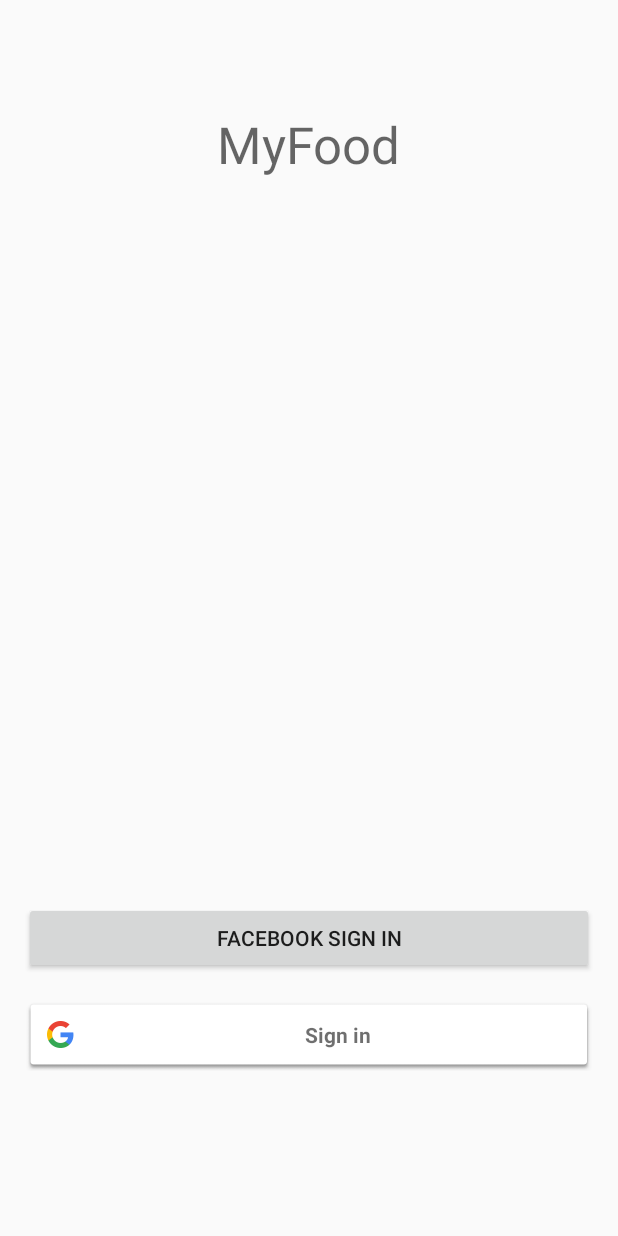
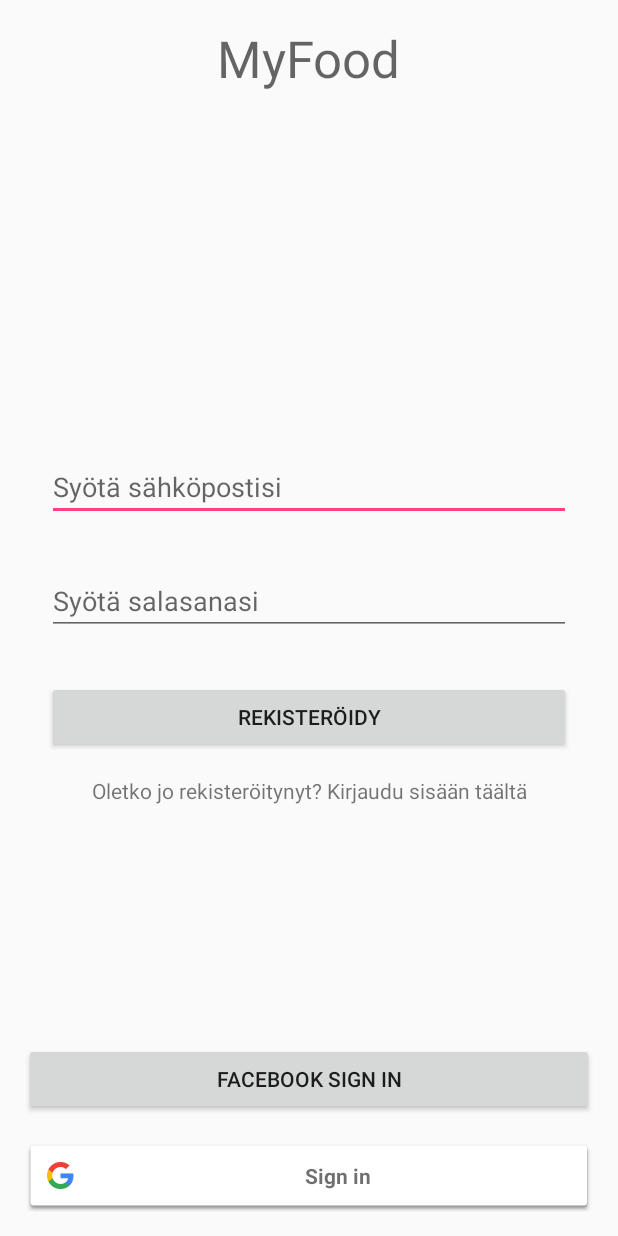
Before and after one commit to jomppe123/MyFood, an Android app: the screen it shows after launch (SignInActivity), after a tap on "Sign in", on a phone screen of 412 x 824 dp. Run offline under Robolectric (Android 15) with nearby library versions, the phone set to English and light mode, and no system bars; our stand-ins replace Firebase (no records; nobody signed in at launch, a user with empty details on screens opened directly).

```diff
--- a/app/build.gradle
+++ b/app/build.gradle
@@ -27,8 +27,9 @@ dependencies {
     })
     compile 'com.android.support:appcompat-v7:25.1.1'
     compile 'com.android.support:design:25.1.1'
-    compile 'com.google.android.gms:play-services-auth:10.2.0'
+    compile 'com.google.android.gms:play-services-auth:9.2.0'
     compile 'com.android.support.constraint:constraint-layout:1.0.0-beta5'
+    compile 'com.google.firebase:firebase-auth:9.2.0'
     testCompile 'junit:junit:4.12'
 }
 
--- a/app/src/main/AndroidManifest.xml
+++ b/app/src/main/AndroidManifest.xml
@@ -1,6 +1,8 @@
 <?xml version="1.0" encoding="utf-8"?>
 <manifest xmlns:android="http://schemas.android.com/apk/res/android"
     package="com.example.jomppe.googlesigninoikee">
+
+    <uses-permission android:name="android.permission.INTERNET" />
 
     <application
         android:allowBackup="true"
--- a/app/src/main/java/com/example/jomppe/googlesigninoikee/SignInActivity.java
+++ b/app/src/main/java/com/example/jomppe/googlesigninoikee/SignInActivity.java
@@ -1,15 +1,20 @@
 package com.example.jomppe.googlesigninoikee;
 
+import android.app.ProgressDialog;
 import android.content.Intent;
 import android.support.annotation.NonNull;
 import android.support.v4.app.FragmentActivity;
 import android.support.v7.app.AppCompatActivity;
 import android.os.Bundle;
+import android.text.TextUtils;
 import android.util.Log;
 import android.view.View;
 import android.widget.Button;
+import android.widget.EditText;
 import android.widget.LinearLayout;
+import android.widget.ProgressBar;
 import android.widget.TextView;
+import android.widget.Toast;
 
 import com.google.android.gms.auth.api.Auth;
 import com.google.android.gms.auth.api.signin.GoogleSignInAccount;
@@ -20,13 +25,28 @@ import com.google.android.gms.common.SignInButton;
 import com.google.android.gms.common.api.GoogleApiClient;
 import com.google.android.gms.common.api.ResultCallback;
 import com.google.android.gms.common.api.Status;
+import com.google.android.gms.tasks.OnCompleteListener;
+import com.google.android.gms.tasks.Task;
+import com.google.firebase.auth.AuthResult;
+import com.google.firebase.auth.GetTokenResult;
+import com.google.firebase.auth.FirebaseAuth;
 
 
-public class SignInActivity extends AppCompatActivity implements View.OnClickListener,GoogleApiClient.OnConnectionFailedListener{
+public class SignInActivity extends AppCompatActivity implements GoogleApiClient.OnConnectionFailedListener{
 
 
     private GoogleApiClient mGoogleApiClient;
     private static final int RC_SIGN_IN = 9001;
+    private Button buttonRegister;
+    private SignInButton googleSignIn;
+    private EditText editTextEmail;
+    private EditText editTextPassword;
+    private TextView textViewSignin;
+
+
+    private ProgressDialog progressDialog;
+
+    private FirebaseAuth firebaseAuth;
 
 
 
@@ -36,7 +56,41 @@ public class SignInActivity extends AppCompatActivity implements View.OnClickLis
         super.onCreate(savedInstanceState);
         setContentView(R.layout.activity_sign_in);
 
-        findViewById(R.id.sign_in_button).setOnClickListener(this);
+        firebaseAuth = FirebaseAuth.getInstance();
+
+        progressDialog = new ProgressDialog(this);
+
+        googleSignIn = (SignInButton)findViewById(R.id.sign_in_button);
+        googleSignIn.setOnClickListener(new View.OnClickListener() {
+            @Override
+            public void onClick(View v) {
+                        signIn();
+            }
+        });
+
+
+        editTextEmail = (EditText)findViewById(R.id.editTextEmail);
+        editTextPassword = (EditText)findViewById(R.id.editTextPassword);
+
+        buttonRegister = (Button) findViewById(R.id.buttonRegister);
+        buttonRegister.setOnClickListener(new View.OnClickListener() {
+            @Override
+            public void onClick(View v) {
+                if (v == buttonRegister){
+                    registerUser();
+                }
+            }
+        });
+
+        textViewSignin = (TextView)findViewById(R.id.textViewSingin);
+        textViewSignin.setOnClickListener(new View.OnClickListener() {
+            @Override
+            public void onClick(View v) {
+                if (v == textViewSignin){
+                    //will open login activity here
+                }
+            }
+        });
 
 
         // Configure sign-in to request the user's ID, email address, and basic
@@ -54,15 +108,43 @@ public class SignInActivity extends AppCompatActivity implements View.OnClickLis
 
     }
 
+    public void registerUser(){
+        String email = editTextEmail.getText().toString().trim();
+        String password = editTextPassword.getText().toString().trim();
 
-    @Override
-    public void onClick(View v) {
-        switch (v.getId()) {
-            case R.id.sign_in_button:
-                signIn();
-                break;
-            // ...
+        if (TextUtils.isEmpty(email)){
+            //Email is empty
+            Toast.makeText(this,"Syötä sähköpostiosoite",Toast.LENGTH_SHORT).show();
+            //Stopping the function execution further
+            return;
         }
+        if (TextUtils.isEmpty(password)){
+            //Password is empty
+            Toast.makeText(this,"Syötä salasana",Toast.LENGTH_SHORT).show();
+            //Stopping the function execution further
+            return;
+        }
+        //if validations is ok
+        //We will first show a progressDialog
+
+        progressDialog.setMessage("Rekisteröidään käyttäjää...");
+        progressDialog.show();
+
+        firebaseAuth.createUserWithEmailAndPassword(email,password)
+                .addOnCompleteListener(this, new OnCompleteListener<AuthResult>() {
+                    @Override
+                    public void onComplete(@NonNull Task<AuthResult> task) {
+                        if (task.isSuccessful()){
+                            //user is succesfully registered and logged in
+                            //we start the profile activity
+                            //right now lets display a toast only
+                            Toast.makeText(SignInActivity.this, "Rekisteröinti onnistui", Toast.LENGTH_SHORT).show();
+                        }else{
+                            Toast.makeText(SignInActivity.this, "Rekisteröinti epäonnistui... Yritä uudelleen!", Toast.LENGTH_SHORT).show();
+                        }
+                    }
+                });
+
     }
     @Override
     public void onConnectionFailed(@NonNull ConnectionResult connectionResult) {
--- a/app/src/main/res/layout/activity_sign_in.xml
+++ b/app/src/main/res/layout/activity_sign_in.xml
@@ -15,14 +15,13 @@
         android:layout_width="match_parent"
         android:layout_height="wrap_content"
         android:layout_alignParentBottom="true"
-        android:layout_centerHorizontal="true"
-        android:layout_marginBottom="94dp" />
+        android:layout_alignParentLeft="true"
+        android:layout_alignParentStart="true" />
 
     <TextView
         android:id="@+id/MainText"
         android:layout_width="wrap_content"
         android:layout_height="wrap_content"
-        android:layout_marginTop="57dp"
         android:text="MyFood"
         android:textAppearance="@style/TextAppearance.AppCompat.Display1"
         android:layout_alignParentTop="true"
@@ -40,5 +39,47 @@
         android:layout_alignParentRight="true"
         android:layout_alignParentEnd="true" />
 
+    <LinearLayout
+        android:layout_centerHorizontal="true"
+        android:layout_centerVertical="true"
+        android:orientation="vertical"
+        android:layout_width="match_parent"
+        android:layout_height="wrap_content"
+        android:id="@+id/linearLayout">
+
+        <EditText
+            android:layout_margin="15dp"
+            android:id="@+id/editTextEmail"
+            android:layout_width="match_parent"
+            android:layout_height="wrap_content"
+            android:layout_centerHorizontal="true"
+            android:hint="Syötä sähköpostisi"
+            android:inputType="textEmailAddress" />
+
+        <EditText
+            android:layout_margin="15dp"
+            android:inputType="textPassword"
+            android:hint="Syötä salasanasi"
+            android:id="@+id/editTextPassword"
+            android:layout_width="match_parent"
+            android:layout_height="wrap_content" />
+
+        <Button
+            android:layout_margin="15dp"
+            android:id="@+id/buttonRegister"
+            android:text="Rekisteröidy"
+            android:layout_width="match_parent"
+            android:layout_height="wrap_content" />
+
+        <TextView
+            android:textAlignment="center"
+            android:text="Oletko jo rekisteröitynyt? Kirjaudu sisään täältä"
+            android:id="@+id/textViewSingin"
+            android:layout_width="match_parent"
+            android:layout_height="wrap_content" />
+
+    </LinearLayout>
+
+
 
 </RelativeLayout>
```
Also changed, not shown: 1 other file.
